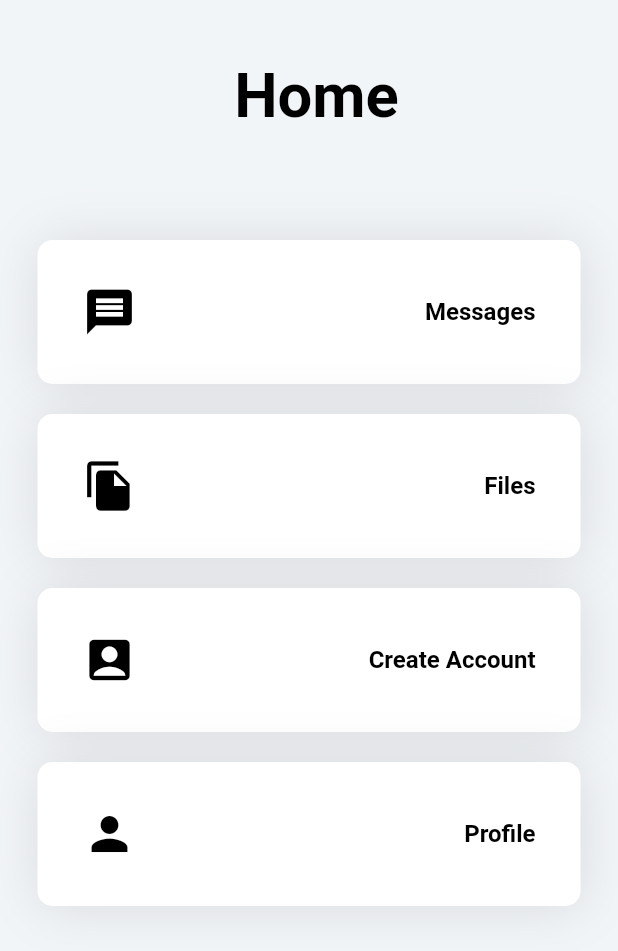
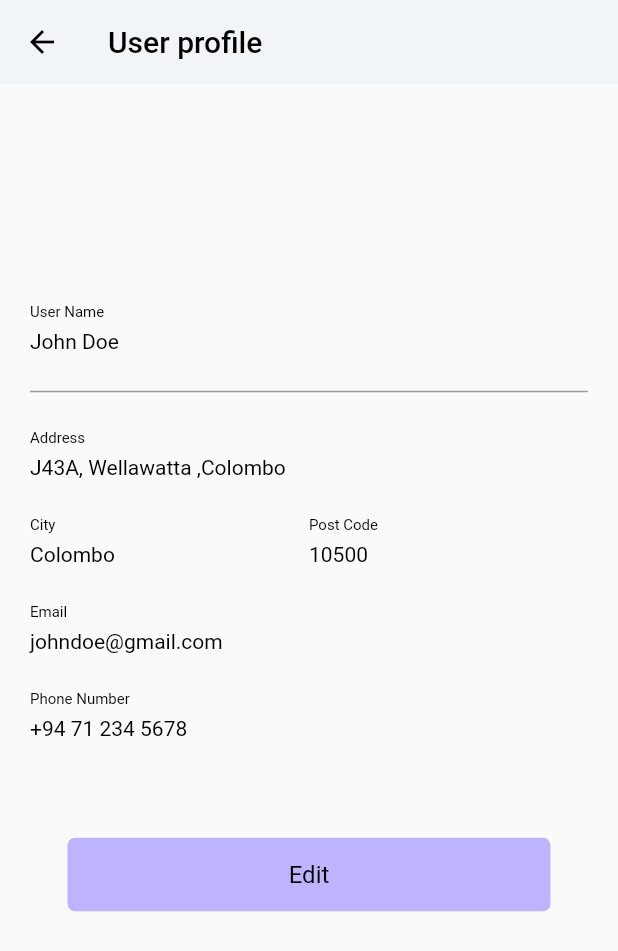
Before and after one commit to ayodyabanuka/SSD_Secure_app, a Flutter app: the Home screen opened directly, after a tap on "Profile", on a phone screen of 412 x 824 dp. Shown: the top 951 px of the screen. Run offline on Flutter 3.47's test engine with Material 2 defaults, Android fonts, the phone set to English and light mode, and no system bars; our stand-ins replace dropdown_button2.

Commit message:
updated UI

```diff
--- a/lib/Screens/Home.dart
+++ b/lib/Screens/Home.dart
@@ -2,6 +2,9 @@ import 'dart:ui';
 
 import 'package:flutter/material.dart';
 import 'package:ssd_secure_app/Screens/AddUser.dart';
+import 'package:ssd_secure_app/Screens/Files.dart';
+import 'package:ssd_secure_app/Screens/Messagers.dart';
+import 'package:ssd_secure_app/Screens/Profile.dart';
 import 'package:ssd_secure_app/Utils/appcolors.dart';
 import 'package:ssd_secure_app/Widgets/CustomAppbar.dart';
 import 'package:ssd_secure_app/Widgets/CustomCardButton.dart';
@@ -40,7 +43,10 @@ class _HomeState extends State<Home> {
                 CustomCardButton(
                   text: "Messages",
                   icon: Icons.message,
-                  function: () {},
+                  function: () {
+                    Navigator.push(context,
+                        MaterialPageRoute(builder: (context) => Messages()));
+                  },
                 ),
                 const SizedBox(
                   height: 20,
@@ -48,7 +54,10 @@ class _HomeState extends State<Home> {
                 CustomCardButton(
                   text: "Files",
                   icon: Icons.file_copy,
-                  function: () {},
+                  function: () {
+                    Navigator.push(context,
+                        MaterialPageRoute(builder: (context) => Files()));
+                  },
                 ),
                 const SizedBox(
                   height: 20,
@@ -67,7 +76,10 @@ class _HomeState extends State<Home> {
                 CustomCardButton(
                   text: "Profile",
                   icon: Icons.person,
-                  function: () {},
+                  function: () {
+                    Navigator.push(context,
+                        MaterialPageRoute(builder: (context) => Profile()));
+                  },
                 )
               ],
             ),
--- a/lib/Screens/Login.dart
+++ b/lib/Screens/Login.dart
@@ -13,12 +13,12 @@ class Login extends StatefulWidget {
 }
 
 class _LoginState extends State<Login> {
-  TextEditingController username = TextEditingController();
+  TextEditingController email = TextEditingController();
   TextEditingController password = TextEditingController();
 
   @override
   void dispose() {
-    username.dispose();
+    email.dispose();
     password.dispose();
     super.dispose();
   }
@@ -46,8 +46,8 @@ class _LoginState extends State<Login> {
               mainAxisAlignment: MainAxisAlignment.center,
               children: [
                 Customtextfield(
-                  lable: "Username",
-                  controller: username,
+                  lable: "Email",
+                  controller: email,
                   isPassword: false,
                 ),
                 const SizedBox(
@@ -60,9 +60,9 @@ class _LoginState extends State<Login> {
           ),
           CustomButton(
             function: () {
-              if (username.value.text.isNotEmpty &&
+              if (email.value.text.isNotEmpty &&
                   password.value.text.isNotEmpty) {
-                if (username.text == "admin") {
+                if (email.text == "admin") {
                   Navigator.pushAndRemoveUntil(
                       context,
                       MaterialPageRoute(
@@ -73,7 +73,7 @@ class _LoginState extends State<Login> {
                               )),
                       (route) => false);
                 }
-                if (username.text == "worker") {
+                if (email.text == "worker") {
                   Navigator.pushAndRemoveUntil(
                       context,
                       MaterialPageRoute(
@@ -84,7 +84,7 @@ class _LoginState extends State<Login> {
                               )),
                       (route) => false);
                 }
-                if (username.text == "manager") {
+                if (email.text == "manager") {
                   Navigator.pushAndRemoveUntil(
                       context,
                       MaterialPageRoute(
@@ -95,7 +95,6 @@ class _LoginState extends State<Login> {
                               )),
                       (route) => false);
                 }
-                ;
               } else {
                 null;
               }
--- a/lib/Screens/Profile.dart
+++ b/lib/Screens/Profile.dart
@@ -0,0 +1,164 @@
+import 'package:flutter/material.dart';
+import 'package:ssd_secure_app/Screens/EditProfile.dart';
+import 'package:ssd_secure_app/Utils/appcolors.dart';
+import 'package:ssd_secure_app/Widgets/CustomButton.dart';
+
+class Profile extends StatefulWidget {
+  Profile({Key key}) : super(key: key);
+
+  @override
+  State<Profile> createState() => _ProfileState();
+}
+
+class _ProfileState extends State<Profile> {
+  @override
+  Widget build(BuildContext context) {
+    return Scaffold(
+      appBar: AppBar(
+        elevation: 0,
+        iconTheme: const IconThemeData(
+          color: Colors.black,
+        ),
+        backgroundColor: bcColor,
+        title: const Text(
+          "User profile",
+          style: TextStyle(color: Colors.black),
+        ),
+      ),
+      body: SafeArea(
+          child: Padding(
+        padding: const EdgeInsets.all(20),
+        child: Column(
+          mainAxisAlignment: MainAxisAlignment.center,
+          crossAxisAlignment: CrossAxisAlignment.start,
+          children: [
+            const Text(
+              "User Name",
+              style: TextStyle(color: Colors.black, fontSize: 10),
+            ),
+            const SizedBox(
+              height: 5,
+            ),
+            const Text(
+              "John Doe",
+              style: TextStyle(color: Colors.black, fontSize: 14),
+            ),
+            const SizedBox(
+              height: 25,
+            ),
+            const Divider(
+              height: 1,
+              thickness: 1,
+              color: Colors.grey,
+            ),
+            const SizedBox(
+              height: 25,
+            ),
+            const Text(
+              "Address",
+              style: TextStyle(color: Colors.black, fontSize: 10),
+            ),
+            const SizedBox(
+              height: 5,
+            ),
+            const Text(
+              "J43A, Wellawatta ,Colombo",
+              style: TextStyle(color: Colors.black, fontSize: 14),
+            ),
+            const SizedBox(
+              height: 25,
+            ),
+            Row(
+              children: [
+                Expanded(
+                  child: Column(
+                    crossAxisAlignment: CrossAxisAlignment.start,
+                    children: const [
+                      Text(
+                        "City",
+                        style: TextStyle(color: Colors.black, fontSize: 10),
+                      ),
+                      SizedBox(
+                        height: 5,
+                      ),
+                      Text(
+                        "Colombo",
+                        style: TextStyle(color: Colors.black, fontSize: 14),
+                      ),
+                    ],
+                  ),
+                ),
+                Expanded(
+                  child: Column(
+                    crossAxisAlignment: CrossAxisAlignment.start,
+                    children: const [
+                      Text(
+                        "Post Code",
+                        style: TextStyle(color: Colors.black, fontSize: 10),
+                      ),
+                      SizedBox(
+                        height: 5,
+                      ),
+                      Text(
+                        "10500",
+                        style: TextStyle(color: Colors.black, fontSize: 14),
+                      ),
+                    ],
+                  ),
+                )
+              ],
+            ),
+            const SizedBox(
+              height: 25,
+            ),
+            Column(
+              crossAxisAlignment: CrossAxisAlignment.start,
+              children: const [
+                Text(
+                  "Email",
+                  style: TextStyle(color: Colors.black, fontSize: 10),
+                ),
+                SizedBox(
+                  height: 5,
+                ),
+                Text(
+                  "johndoe@gmail.com",
+                  style: TextStyle(color: Colors.black, fontSize: 14),
+                ),
+              ],
+            ),
+            const SizedBox(
+              height: 25,
+            ),
+            Column(
+              crossAxisAlignment: CrossAxisAlignment.start,
+              children: const [
+                Text(
+                  "Phone Number",
+                  style: TextStyle(color: Colors.black, fontSize: 10),
+                ),
+                SizedBox(
+                  height: 5,
+                ),
+                Text(
+                  "+94 71 234 5678",
+                  style: TextStyle(color: Colors.black, fontSize: 14),
+                ),
+              ],
+            ),
+            const SizedBox(
+              height: 65,
+            ),
+            CustomButton(
+              function: () {
+                Navigator.push(context,
+                    MaterialPageRoute(builder: (context) => EditProfile()));
+              },
+              text: "Edit",
+            )
+          ],
+        ),
+      )),
+    );
+  }
+}
--- a/lib/Utils/appcolors.dart
+++ b/lib/Utils/appcolors.dart
@@ -2,8 +2,6 @@ import 'package:flutter/material.dart';
 
 const appblack = Color.fromARGB(255, 34, 34, 44);
 const apppurple = Color(0xffBEB3FF);
-const apppink = Color(0xFFF604BE);
 const apptitle = Color.fromARGB(255, 0, 0, 0);
 const appsubtitle = Color.fromARGB(255, 141, 141, 141);
-const appcard = Colors.black12;
 const bcColor = Color(0xfff2f5f8);
```
Also changed, not shown: lib/Screens/EditProfile.dart (+104 -0 lines), lib/Screens/Files.dart (+113 -0 lines), lib/Screens/Messagers.dart (+92 -0 lines).
